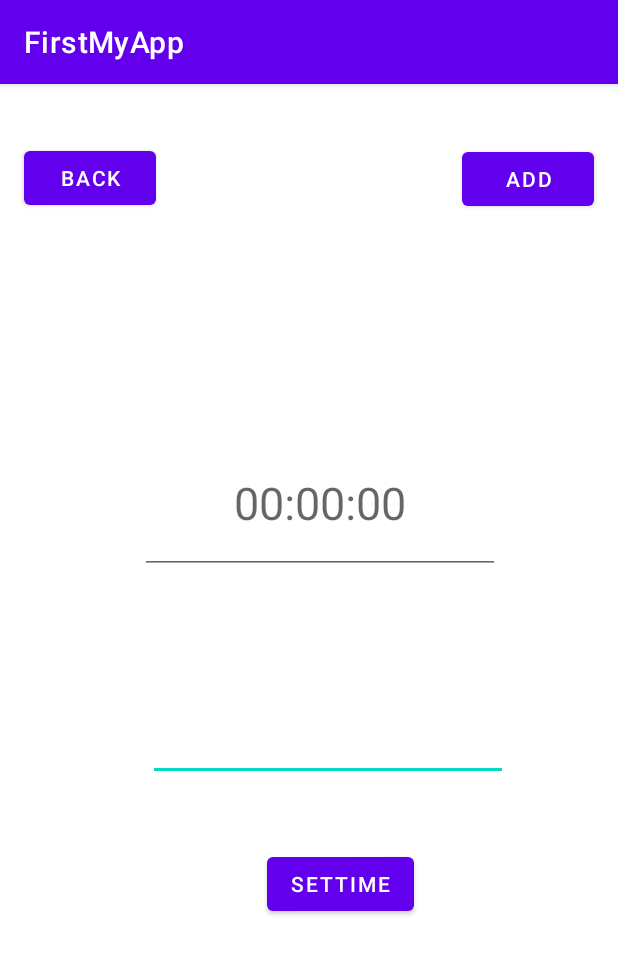
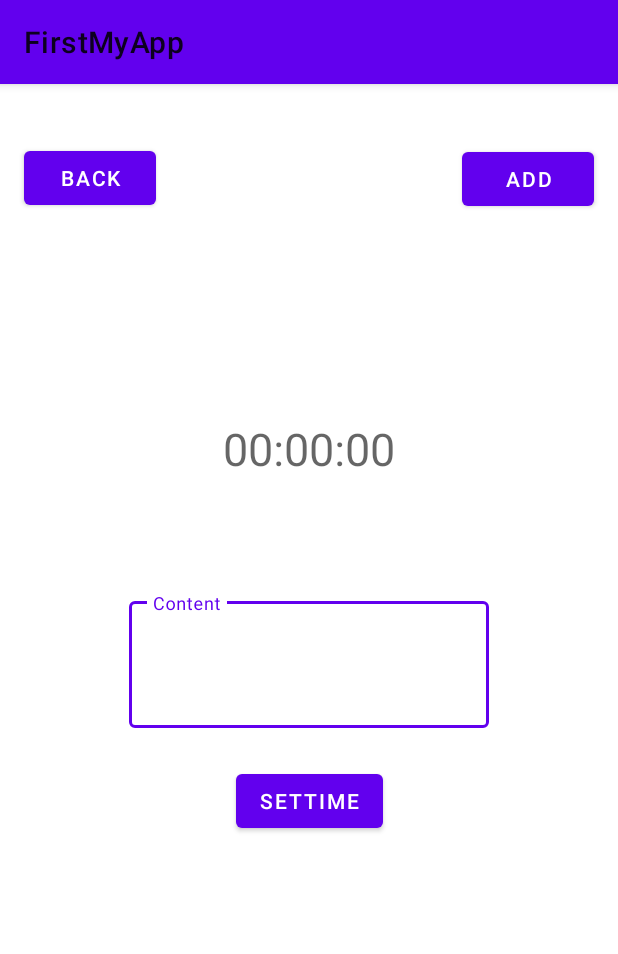
Before and after one commit to GoBeromsu/FirstMyApp, an Android app: the AddActivity screen opened directly, with no data from a screen before it, on a phone screen of 412 x 824 dp. Shown: the top 954 px of the screen. Run offline under Robolectric (Android 15) with nearby library versions, the phone set to English and light mode, and no system bars; libraries missing offline, so code that uses them is left out: com.ikovac.timepickerwithseconds.

Commit message:
Design 수정

```diff
--- a/app/src/main/java/com/myapplication/AddActivity.kt
+++ b/app/src/main/java/com/myapplication/AddActivity.kt
@@ -33,6 +33,9 @@ class AddActivity : AppCompatActivity() {
             setTimePicker()
         }
 
+        addTime.setOnClickListener{
+            setTimePicker()
+        }
         addBtn.setOnClickListener {
 
             val replyIntent = Intent()
--- a/app/src/main/res/layout/activity_add.xml
+++ b/app/src/main/res/layout/activity_add.xml
@@ -5,50 +5,50 @@
     android:layout_width="match_parent"
     android:layout_height="match_parent">
 
-    <EditText
-        android:id="@+id/addContent"
+    <com.google.android.material.textfield.TextInputLayout
+        android:id="@+id/textInputLayout"
         android:layout_width="240dp"
-        android:layout_height="94dp"
+        android:layout_height="90dp"
+        app:layout_constraintBottom_toBottomOf="parent"
+        app:layout_constraintEnd_toEndOf="parent"
+        app:layout_constraintStart_toStartOf="parent"
+        app:layout_constraintTop_toTopOf="parent"
+        style="@style/Widget.MaterialComponents.TextInputLayout.OutlinedBox"
+        android:hint="Content">
 
-        android:layout_marginTop="8dp"
-        android:layout_marginBottom="8dp"
-        app:layout_constraintBottom_toTopOf="@+id/setTimeBtn"
-        app:layout_constraintEnd_toEndOf="parent"
-        app:layout_constraintHorizontal_bias="0.574"
-        app:layout_constraintStart_toStartOf="parent"
-        app:layout_constraintTop_toBottomOf="@+id/addTime" />
+        <com.google.android.material.textfield.TextInputEditText
+            android:id="@+id/addContent"
+            android:layout_width="match_parent"
+            android:layout_height="match_parent" />
+    </com.google.android.material.textfield.TextInputLayout>
 
     <com.google.android.material.button.MaterialButton
         android:id="@+id/addBtn"
         android:layout_width="wrap_content"
         android:layout_height="wrap_content"
         android:layout_marginBottom="32dp"
+        android:focusableInTouchMode="false"
         android:text="ADD"
         android:textAlignment="center"
         app:layout_constraintBottom_toTopOf="@+id/addTime"
         app:layout_constraintEnd_toEndOf="parent"
+
         app:layout_constraintHorizontal_bias="0.95"
         app:layout_constraintStart_toStartOf="parent"
         app:layout_constraintTop_toTopOf="parent"
-        app:layout_constraintVertical_bias="0.256"
+        app:layout_constraintVertical_bias="0.276" />
 
-
-        />
-
-    <EditText
+    <com.google.android.material.textview.MaterialTextView
         android:id="@+id/addTime"
         android:layout_width="240dp"
-        android:layout_height="94dp"
+        android:layout_height="90dp"
         android:layout_marginTop="196dp"
         android:hint="00:00:00"
-        android:inputType="textNoSuggestions"
-        android:selectAllOnFocus="true"
         android:singleLine="true"
         android:textAlignment="center"
         android:textSize="30sp"
-        app:layout_constraintBottom_toTopOf="@+id/addContent"
+        app:layout_constraintBottom_toTopOf="@+id/textInputLayout"
         app:layout_constraintEnd_toEndOf="parent"
-        app:layout_constraintHorizontal_bias="0.543"
         app:layout_constraintStart_toStartOf="parent"
         app:layout_constraintTop_toTopOf="parent" />
 
@@ -59,10 +59,9 @@
         android:text="setTime"
         app:layout_constraintBottom_toBottomOf="parent"
         app:layout_constraintEnd_toEndOf="parent"
-        app:layout_constraintHorizontal_bias="0.566"
         app:layout_constraintStart_toStartOf="parent"
         app:layout_constraintTop_toTopOf="parent"
-        app:layout_constraintVertical_bias="0.707" />
+        app:layout_constraintVertical_bias="0.631" />
 
     <Button
         android:id="@+id/backBtn"
--- a/app/src/main/res/values/styles.xml
+++ b/app/src/main/res/values/styles.xml
@@ -1,6 +1,6 @@
 <resources>
     <!-- Base application theme. -->
-    <style name="AppTheme" parent="Theme.MaterialComponents.DayNight.DarkActionBar">
+    <style name="AppTheme" parent="Theme.MaterialComponents.DayNight">
         <!-- Customize your theme here. -->
         <item name="colorPrimary">@color/colorPrimary</item>
         <item name="colorPrimaryDark">@color/colorPrimaryDark</item>
```
